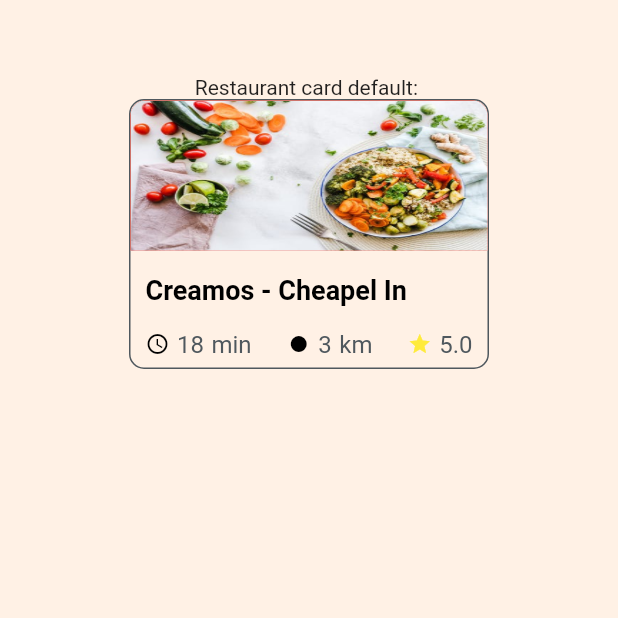
After one commit to anhminhzing/delivery_food_app, a Flutter app: the screen it shows after launch, after a tap on "Components", on a phone screen of 412 x 824 dp, the top half of it. The commit adds this screen. Run offline on Flutter 3.47's test engine with Material 2 defaults, Android fonts, the phone set to English and light mode, and no system bars.

Commit message:
+ add restaurant card default

```diff
--- /dev/null
+++ b/lib/components/restaurantCard.dart
@@ -0,0 +1,115 @@
+
+import 'package:delivery_food_app/commons/variables.dart';
+import 'package:flutter/material.dart';
+
+class RestaurantCard extends StatefulWidget {
+  @override
+  _RestaurantCardState createState() => _RestaurantCardState();
+}
+
+class _RestaurantCardState extends State<RestaurantCard> {
+  Widget get distance => SizedBox(height: 16,);
+  Widget get smallDistance => SizedBox(width: 5,);
+  Color  get textInfoColor => Color(0xFF4F585E);
+  Color  get textFoodColor => Color(0x4F585E);
+  double get foodFontSize  => AppFontSize.smallSize;
+  double get infoFontSize  => 16;
+
+  TextStyle get infoTextStyle => TextStyle(
+      color: textInfoColor,
+      fontSize: infoFontSize,
+  );
+  @override
+  Widget build(BuildContext context) {
+    return Container(
+      width: 240,
+      height: 180,
+      decoration: BoxDecoration(
+        border: Border.all(
+          color: AppColor.neutral1,
+        ),
+        borderRadius: BorderRadius.circular(10.0)
+      ),
+      child: Column(
+        children: [
+          Container(
+            width: 240,
+            height: 100,
+            decoration: BoxDecoration(
+              color: Colors.red,
+                borderRadius: BorderRadius.only(
+                  topLeft: Radius.circular(10),
+                  topRight: Radius.circular(10),
+                ),
+                image: DecorationImage(
+                image: AssetImage('assets/foods/food2.jpeg'),
+                fit: BoxFit.fill
+              ),
+            ),
+          ),
+          distance,
+          Padding(
+            padding: const EdgeInsets.symmetric(horizontal: 10),
+            child: Column(
+              mainAxisAlignment: MainAxisAlignment.start,
+              crossAxisAlignment: CrossAxisAlignment.start,
+              children: [
+                Text(
+                  'Creamos - Cheapel In',
+                  style: TextStyle(
+                    fontSize: foodFontSize,
+                    fontWeight: FontWeight.bold,
+                    color: AppColor.black,
+                  ),
+                ),
+                distance,
+                Row(
+                  mainAxisAlignment: MainAxisAlignment.spaceBetween,
+                  children: [
+                    Row(
+                      children: [
+                        Icon(
+                          Icons.schedule,
+                          color: AppColor.black,
+                          size: infoFontSize,
+                        ),
+                        smallDistance,
+                        Text('18', style: infoTextStyle,),
+                        smallDistance,
+                        Text('min', style: infoTextStyle,),
+                      ],
+                    ),
+                    Row(
+                      children: [
+                        Icon(
+                          Icons.fiber_manual_record,
+                          color: AppColor.black,
+                          size: infoFontSize,
+                        ),
+                        smallDistance,
+                        Text('3', style: infoTextStyle,),
+                        smallDistance,
+                        Text('km', style: infoTextStyle,)
+                      ],
+                    ),
+                    Row(
+                      children: [
+                        Icon(
+                          Icons.star,
+                          color: Colors.yellow,
+                          size: infoFontSize,
+                        ),
+                        smallDistance,
+                        Text('5.0', style: infoTextStyle,),
+                      ],
+                    )
+                  ],
+                )
+              ],
+            ),
+          )
+        ],
+      ),
+    );
+  }
+}
--- a/lib/main.dart
+++ b/lib/main.dart
@@ -1,3 +1,4 @@
+import 'package:delivery_food_app/screens/components_screen.dart';
 import 'package:delivery_food_app/screens/sign_in_screen.dart';
 import 'package:delivery_food_app/screens/sign_up_screen.dart';
 import 'package:flutter/material.dart';
@@ -58,6 +59,15 @@ class _MyHomePageState extends State<MyHomePage> {
                 );
               },
             ),
+            RaisedButton(
+              child: Text('Components'),
+              onPressed: (){
+                Navigator.push(
+                  context,
+                  MaterialPageRoute(builder: (context) => (ComponentsScreen())),
+                );
+              },
+            ),
           ],
         ),
       ),
--- /dev/null
+++ b/lib/screens/components_screen.dart
@@ -0,0 +1,43 @@
+
+import 'package:delivery_food_app/commons/variables.dart';
+import 'package:delivery_food_app/components/restaurantCard.dart';
+import 'package:flutter/material.dart';
+
+class ComponentsScreen extends StatefulWidget {
+  @override
+  _ComponentsScreenState createState() => _ComponentsScreenState();
+}
+
+class _ComponentsScreenState extends State<ComponentsScreen> {
+  @override
+  Widget build(BuildContext context) {
+    return Scaffold(
+      body: SingleChildScrollView(
+        child: Stack(
+          children: [
+            Container(
+              width: MediaQuery.of(context).size.width,
+              height: MediaQuery.of(context).size.height,
+              decoration: BoxDecoration(
+                color: AppColor.light,
+              ),
+            ),
+            Center(
+              child: Column(
+                crossAxisAlignment: CrossAxisAlignment.center,
+                mainAxisAlignment: MainAxisAlignment.center,
+                children: [
+                  SizedBox(height: 50,),
+                  Text(
+                    'Restaurant card default: ',
+                  ),
+                  RestaurantCard(),
+                ],
+              ),
+            )
+          ],
+        ),
+      ),
+    );
+  }
+}
--- a/pubspec.yaml
+++ b/pubspec.yaml
@@ -47,6 +47,8 @@ flutter:
   assets:
     - assets/buttons/Facebook2x.png
     - assets/buttons/Google2x.png
+    - assets/foods/food1.png
+    - assets/foods/food2.jpeg
 
   # To add assets to your application, add an assets section, like this:
   # assets:
```
Also changed, not shown: assets/foods/food1.png (added), assets/foods/food2.jpeg (added).
